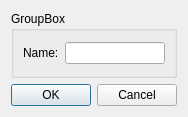
Before: the Qt Designer form qLights/Forms/dlgScene.ui in AKuhle/aDev, drawn with Qt 5.
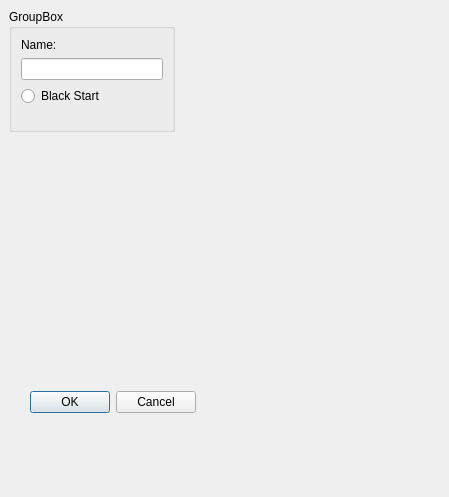
After: the same form once the commit is applied.

Commit message: class Channel

What changed in the file:
```diff
--- a/qLights/Forms/dlgScene.ui
+++ b/qLights/Forms/dlgScene.ui
@@ -6,23 +6,27 @@
    <rect>
     <x>0</x>
     <y>0</y>
-    <width>184</width>
-    <height>117</height>
+    <width>449</width>
+    <height>497</height>
    </rect>
   </property>
   <property name="windowTitle">
    <string>Dialog</string>
   </property>
-  <layout class="QVBoxLayout" name="verticalLayout_2">
-   <item>
     <widget class="QGroupBox" name="groupBox">
+   <property name="geometry">
+    <rect>
+     <x>9</x>
+     <y>9</y>
+     <width>166</width>
+     <height>123</height>
+    </rect>
+   </property>
      <property name="title">
       <string>GroupBox</string>
      </property>
      <layout class="QVBoxLayout" name="verticalLayout">
       <item>
-       <layout class="QHBoxLayout" name="horizontalLayout">
-        <item>
          <widget class="QLabel" name="label">
           <property name="text">
            <string>Name:</string>
@@ -32,13 +36,37 @@
         <item>
          <widget class="QLineEdit" name="m_pSceneName"/>
         </item>
-       </layout>
-      </item>
-     </layout>
+    <item>
+     <widget class="QRadioButton" name="m_pBlackStart">
+      <property name="text">
+       <string>Black Start</string>
+      </property>
     </widget>
    </item>
    <item>
+     <spacer name="verticalSpacer">
+      <property name="orientation">
+       <enum>Qt::Orientation::Vertical</enum>
+      </property>
+      <property name="sizeHint" stdset="0">
+       <size>
+        <width>20</width>
+        <height>40</height>
+       </size>
+      </property>
+     </spacer>
+    </item>
+   </layout>
+  </widget>
     <widget class="QDialogButtonBox" name="buttonBox">
+   <property name="geometry">
+    <rect>
+     <x>30</x>
+     <y>390</y>
+     <width>166</width>
+     <height>24</height>
+    </rect>
+   </property>
      <property name="orientation">
       <enum>Qt::Orientation::Horizontal</enum>
      </property>
@@ -46,8 +74,6 @@
       <set>QDialogButtonBox::StandardButton::Cancel|QDialogButtonBox::StandardButton::Ok</set>
      </property>
     </widget>
-   </item>
-  </layout>
  </widget>
  <resources/>
  <connections>
```
Lines whose indentation alone changed are shown as unchanged. The commit also changes 83 other files.
